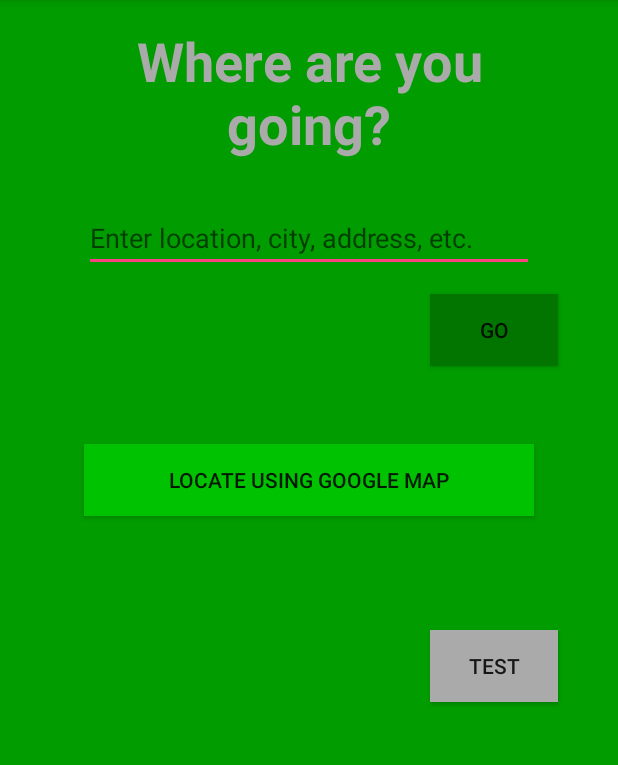
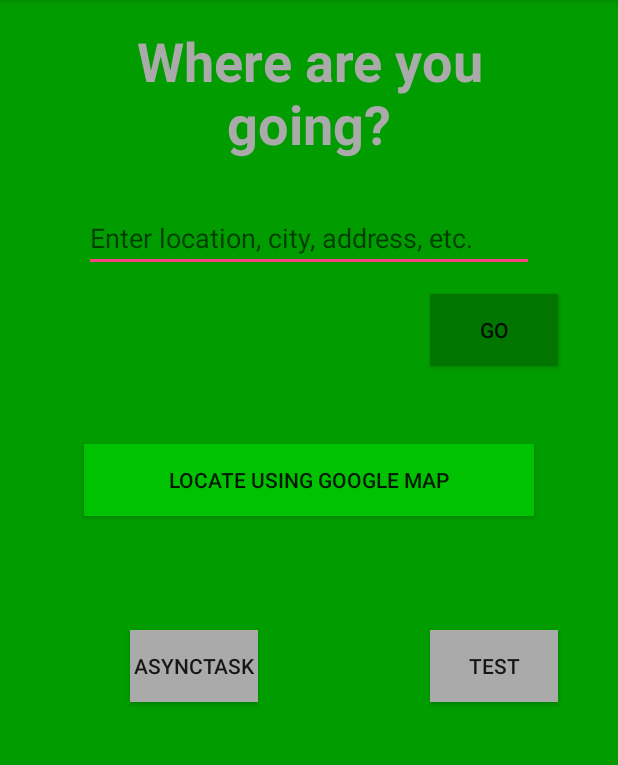
Before and after one commit to teachmyselftocode/Emitless, an Android app: the screen it shows after launch (MainActivity), on a phone screen of 412 x 824 dp, the part 84-849 px from its top. Run offline under Robolectric (Android 15) with nearby library versions, the phone set to English and light mode, and no system bars; our stand-ins replace Volley.

Commit message:
Used AsyncTask instead of volley. Still working on it

```diff
--- a/app/src/main/res/layout/activity_main.xml
+++ b/app/src/main/res/layout/activity_main.xml
@@ -6,6 +6,18 @@
     android:layout_height="match_parent"
     android:background="@color/colorGreen1"
     tools:context="com.companyname.emitless2.MainActivity">
+
+    <Button
+        android:id="@+id/idBuTest2"
+        android:layout_width="85dp"
+        android:layout_height="wrap_content"
+        android:layout_marginEnd="240dp"
+        android:layout_marginTop="420dp"
+        android:background="@android:color/darker_gray"
+        android:onClick="buTest2"
+        android:text="Asynctask"
+        app:layout_constraintEnd_toEndOf="parent"
+        app:layout_constraintTop_toTopOf="parent" />
 
     <Button
         android:id="@+id/idBuTest"
```
Also changed, not shown: app/src/main/java/com/companyname/emitless2/MainActivity.kt (+131 -16 lines).
